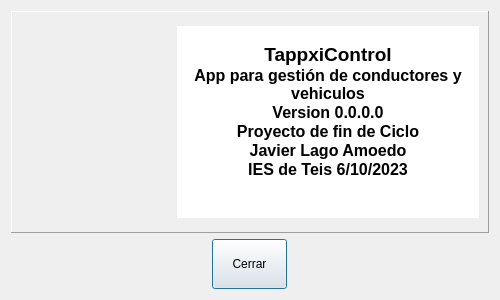
Old version of the form resources/ui/about_dialog.ui in the repository javierlago/Aplicacion_Car_Teis.
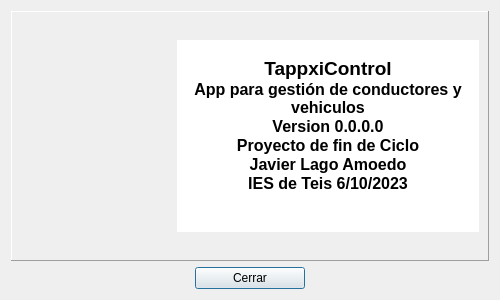
New version of the form. Icons and pictures are not drawn.

```diff
--- a/resources/ui/about_dialog.ui
+++ b/resources/ui/about_dialog.ui
@@ -162,21 +162,21 @@
       <item alignment="Qt::AlignHCenter">
        <widget class="QPushButton" name="btnClose">
         <property name="sizePolicy">
-         <sizepolicy hsizetype="Minimum" vsizetype="Expanding">
+         <sizepolicy hsizetype="Minimum" vsizetype="Fixed">
           <horstretch>0</horstretch>
           <verstretch>0</verstretch>
          </sizepolicy>
         </property>
         <property name="minimumSize">
          <size>
-          <width>75</width>
-          <height>30</height>
+          <width>110</width>
+          <height>0</height>
          </size>
         </property>
         <property name="maximumSize">
          <size>
-          <width>75</width>
-          <height>50</height>
+          <width>16777215</width>
+          <height>16777215</height>
          </size>
         </property>
         <property name="text">
```
